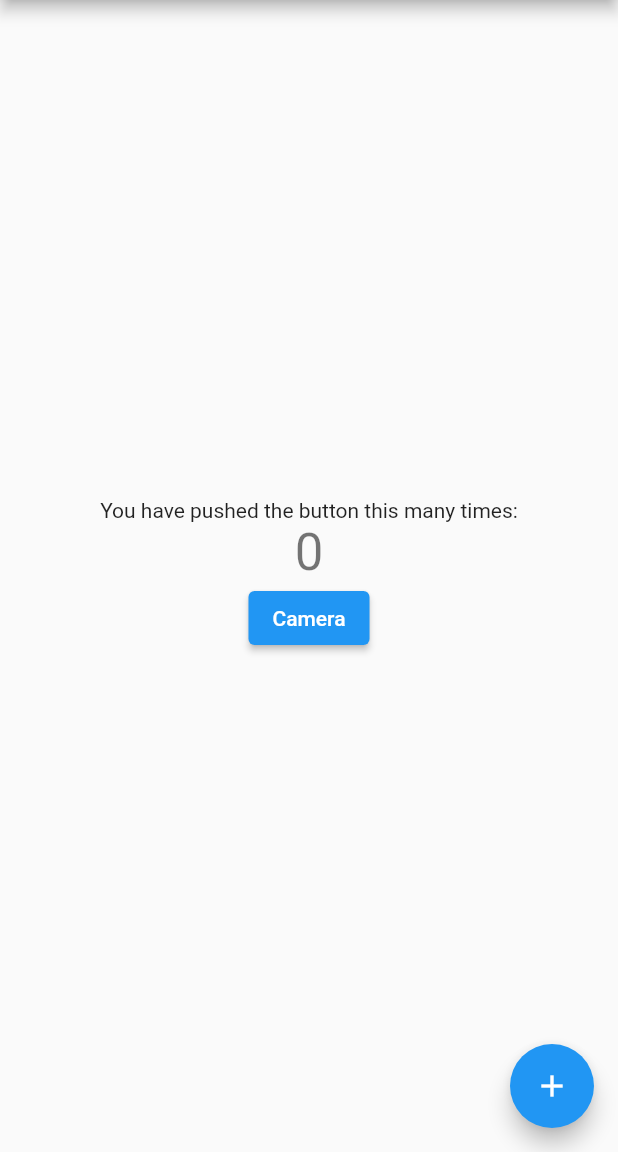
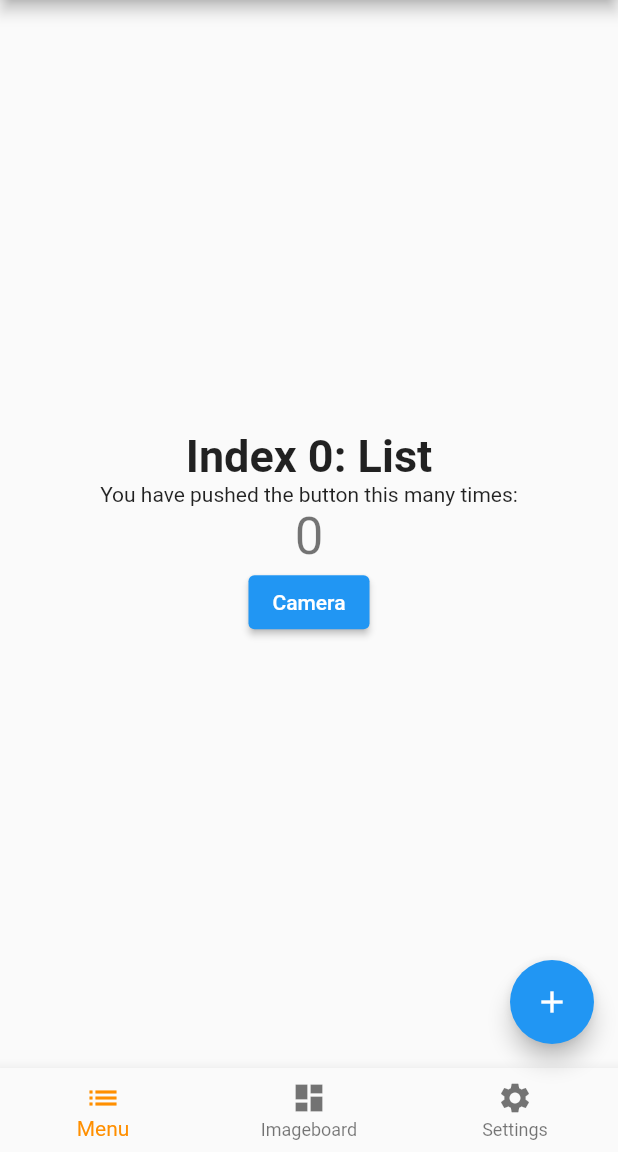
Before and after one commit to biiggman/aacai, a Flutter app: the screen it shows after launch, on a phone screen of 412 x 824 dp, the part 84-1236 px from its top. Run offline on Flutter 3.47's test engine with Material 2 defaults, Android fonts, the phone set to English and light mode, and no system bars; our stand-ins replace camera, firebase_core; accounts and stored records are empty.

Commit message:
modified:   lib/main.dart

```diff
--- a/lib/main.dart
+++ b/lib/main.dart
@@ -20,7 +20,9 @@ class MyApp extends StatelessWidget {
       theme: ThemeData(
         primarySwatch: Colors.blue,
       ),
-    home: MyHomePage(title: 'AACademic Demo',),
+      home: MyHomePage(
+        title: 'AACademic Demo',
+      ),
     );
   }
 }
@@ -36,10 +38,36 @@ class MyHomePage extends StatefulWidget {
 
 class _MyHomePageState extends State<MyHomePage> {
   int _counter = 0;
+  int _selectedIndex = 0;
+
+  static const TextStyle optionStyle = TextStyle(
+      fontSize: 30,
+      fontWeight:
+          FontWeight.bold); //define font/size for text refernced in List
+  static const List<Widget> _widgetOptions = <Widget>[
+    Text(
+      'Index 0: List',
+      style: optionStyle,
+    ),
+    Text(
+      'Index 1: Dashboard',
+      style: optionStyle,
+    ),
+    Text(
+      'Index 2: Settings',
+      style: optionStyle,
+    ),
+  ];
 
   void _incrementCounter() {
     setState(() {
       _counter++;
+    });
+  }
+
+  void _onItemTapped(int index) {
+    setState(() {
+      _selectedIndex = index;
     });
   }
 
@@ -53,6 +81,7 @@ class _MyHomePageState extends State<MyHomePage> {
         child: Column(
           mainAxisAlignment: MainAxisAlignment.center,
           children: <Widget>[
+            _widgetOptions.elementAt(_selectedIndex),
             const Text(
               'You have pushed the button this many times:',
             ),
@@ -60,12 +89,36 @@ class _MyHomePageState extends State<MyHomePage> {
               '$_counter',
               style: Theme.of(context).textTheme.headlineMedium,
             ),
-            ElevatedButton(onPressed: () async {
-              await availableCameras().then((value) => Navigator.push(context,
-              MaterialPageRoute(builder: (_) => CameraPage(cameras: value))));
-            }, child: const Text('Camera'),),
+            ElevatedButton(
+              onPressed: () async {
+                await availableCameras().then((value) => Navigator.push(
+                    context,
+                    MaterialPageRoute(
+                        builder: (_) => CameraPage(cameras: value))));
+              },
+              child: const Text('Camera'),
+            ),
           ],
         ),
+      ),
+      bottomNavigationBar: BottomNavigationBar(
+        items: const <BottomNavigationBarItem>[
+          BottomNavigationBarItem(
+            icon: Icon(Icons.list),
+            label: 'Menu',
+          ),
+          BottomNavigationBarItem(
+            icon: Icon(Icons.dashboard),
+            label: 'Imageboard',
+          ),
+          BottomNavigationBarItem(
+            icon: Icon(Icons.settings),
+            label: 'Settings',
+          ),
+        ],
+        currentIndex: _selectedIndex,
+        selectedItemColor: Colors.amber[800], //color options
+        onTap: _onItemTapped,
       ),
       floatingActionButton: FloatingActionButton(
         onPressed: _incrementCounter,
```
